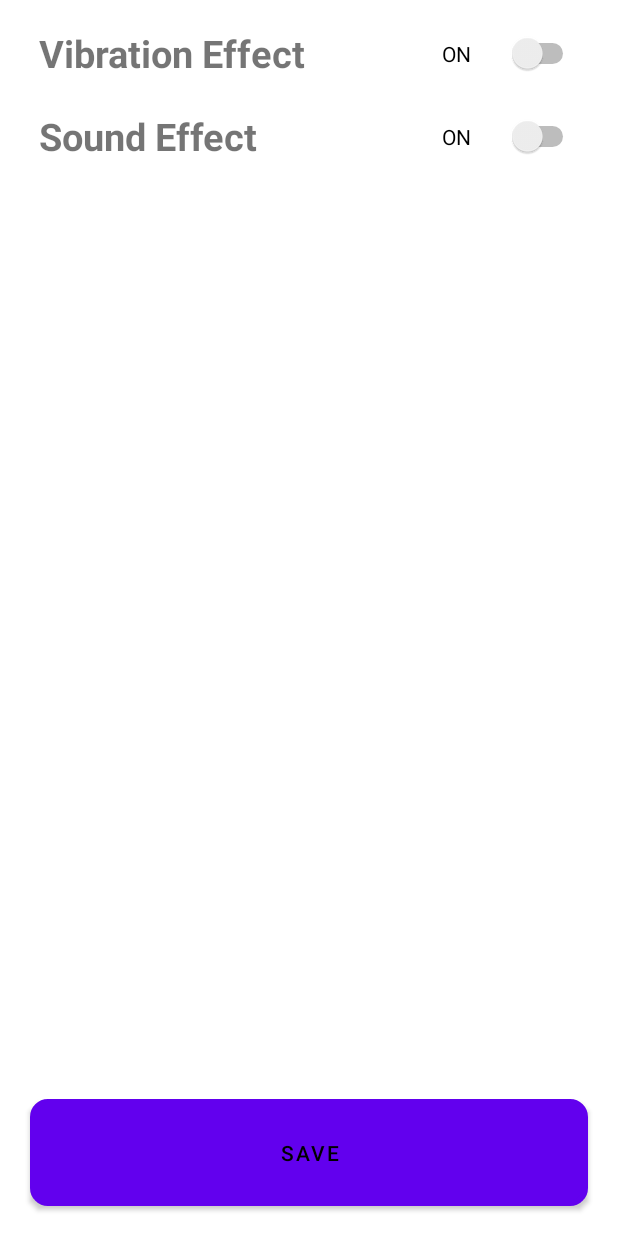
After one commit to Tejeet/tictactoeGame, an Android app: the layout activity_settings.xml on its own in the app's theme, with its tools: preview values and no code run, on a phone screen of 412 x 824 dp. The commit adds this screen. Run offline under Robolectric (Android 15) with nearby library versions, the phone set to English and light mode, and no system bars.

Commit message:
Added Sound Effect

```diff
--- a/TicTacToe/app/build.gradle
+++ b/TicTacToe/app/build.gradle
@@ -13,8 +13,8 @@ android {
         applicationId "com.tejeet.tictactoegame"
         minSdkVersion 23
         targetSdkVersion 30
-        versionCode 1
-        versionName "1.0"
+        versionCode 2
+        versionName "1.1"
 
         testInstrumentationRunner "androidx.test.runner.AndroidJUnitRunner"
     }
--- a/TicTacToe/app/src/main/java/com/tejeet/tictactoegame/UI/MainActivity.kt
+++ b/TicTacToe/app/src/main/java/com/tejeet/tictactoegame/UI/MainActivity.kt
@@ -30,12 +30,7 @@ class MainActivity : AppCompatActivity() {
         }
 
 
-
     }
 
 
-
-
-
-
 }
--- /dev/null
+++ b/TicTacToe/app/src/main/res/drawable/ic_baseline_arrow_back_ios_24.xml
@@ -0,0 +1,5 @@
+<vector android:autoMirrored="true" android:height="60dp"
+    android:tint="?attr/colorControlNormal" android:viewportHeight="24"
+    android:viewportWidth="24" android:width="60dp" xmlns:android="http://schemas.android.com/apk/res/android">
+    <path android:fillColor="@android:color/white" android:pathData="M11.67,3.87L9.9,2.1 0,12l9.9,9.9 1.77,-1.77L3.54,12z"/>
+</vector>
--- /dev/null
+++ b/TicTacToe/app/src/main/res/layout/activity_settings.xml
@@ -0,0 +1,98 @@
+<?xml version="1.0" encoding="utf-8"?>
+<androidx.constraintlayout.widget.ConstraintLayout xmlns:android="http://schemas.android.com/apk/res/android"
+    xmlns:app="http://schemas.android.com/apk/res-auto"
+    xmlns:tools="http://schemas.android.com/tools"
+    android:layout_width="match_parent"
+    android:layout_height="match_parent"
+    tools:context=".UI.SettingsActivity">
+
+    <LinearLayout
+        android:id="@+id/llVibration"
+        android:layout_width="match_parent"
+        android:layout_height="wrap_content"
+        android:orientation="horizontal"
+        android:weightSum="10"
+        android:layout_margin="16dp"
+        app:layout_constraintStart_toStartOf="parent"
+        app:layout_constraintEnd_toEndOf="parent"
+        app:layout_constraintTop_toTopOf="parent"
+        >
+
+        <TextView
+            android:layout_width="0dp"
+            android:layout_height="wrap_content"
+            android:text="Vibration Effect"
+            android:layout_marginLeft="10dp"
+            android:layout_gravity="center"
+            android:textSize="25sp"
+            android:textStyle="bold"
+            android:layout_weight="7"
+            />
+
+        <Switch
+            android:id="@+id/swVibration"
+            android:layout_width="0dp"
+            android:layout_height="wrap_content"
+            android:layout_weight="3"
+            android:padding="10dp"
+            android:textColor="@color/black"
+            android:text="ON"
+            android:elevation="5dp"
+            android:shadowColor="@color/teal_200"
+            />
+
+    </LinearLayout>
+
+
+    <LinearLayout
+        android:layout_width="match_parent"
+        android:layout_height="wrap_content"
+        android:orientation="horizontal"
+        android:weightSum="10"
+        android:layout_margin="16dp"
+        app:layout_constraintStart_toStartOf="parent"
+        app:layout_constraintEnd_toEndOf="parent"
+        app:layout_constraintTop_toBottomOf="@id/llVibration"
+        >
+
+        <TextView
+            android:layout_width="0dp"
+            android:layout_height="wrap_content"
+            android:text="Sound Effect"
+            android:layout_marginLeft="10dp"
+            android:layout_gravity="center"
+            android:textSize="25sp"
+            android:textStyle="bold"
+            android:layout_weight="7"
+            />
+
+        <Switch
+            android:id="@+id/swSound"
+            android:layout_width="0dp"
+            android:layout_height="wrap_content"
+            android:layout_weight="3"
+            android:padding="10dp"
+            android:textColor="@color/black"
+            android:text="ON"
+            android:elevation="5dp"
+            android:shadowColor="@color/teal_200"
+            />
+
+
+    </LinearLayout>
+
+
+    <Button
+        android:id="@+id/btnBackToDshboard"
+        app:layout_constraintStart_toStartOf="parent"
+        app:layout_constraintEnd_toStartOf="parent"
+        app:layout_constraintBottom_toBottomOf="parent"
+        android:layout_width="match_parent"
+        android:layout_height="wrap_content"
+        android:layout_margin="20dp"
+        android:padding="20dp"
+        android:text="Save"
+        android:background="@drawable/design_exitbutton"
+        android:textColor="@color/black" />
+
+</androidx.constraintlayout.widget.ConstraintLayout>
```
Also changed, not shown: TicTacToe/app/src/main/AndroidManifest.xml (+9 -2 lines), TicTacToe/app/src/main/java/com/tejeet/tictactoegame/Data/AppPreferences.kt (added, +45 -0 lines), TicTacToe/app/src/main/java/com/tejeet/tictactoegame/UI/Dashboard.kt (+66 -2 lines), TicTacToe/app/src/main/java/com/tejeet/tictactoegame/UI/SettingsActivity.kt (added, +101 -0 lines), TicTacToe/app/src/main/java/com/tejeet/tictactoegame/UI/WinnerShow.kt (+21 -0 lines), 3 other files.
